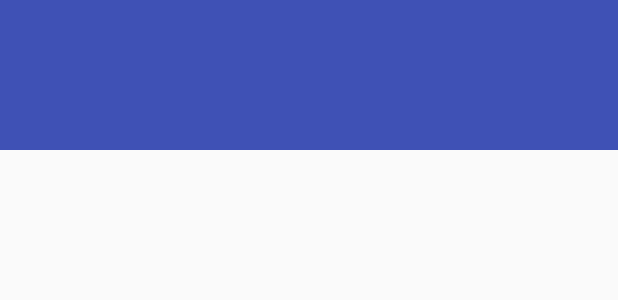
After one commit to robindarby/PopularMovies, an Android app: the layout activity_movie_details.xml on its own in the app's theme, with its tools: preview values and no code run, on a phone screen of 412 x 824 dp. The commit adds this screen. Shown: the top 300 px of the screen. Run offline under Robolectric (Android 15) with nearby library versions, the phone set to English and light mode, and no system bars; network calls fail.

Commit message:
Movie details activity

```diff
--- a/app/src/main/AndroidManifest.xml
+++ b/app/src/main/AndroidManifest.xml
@@ -18,6 +18,10 @@
                 <category android:name="android.intent.category.LAUNCHER" />
             </intent-filter>
         </activity>
+
+        <activity android:name=".MovieDetailsActivity">
+
+        </activity>
     </application>
 
 </manifest>
--- /dev/null
+++ b/app/src/main/res/layout/activity_movie_details.xml
@@ -0,0 +1,73 @@
+<?xml version="1.0" encoding="utf-8"?>
+<RelativeLayout xmlns:android="http://schemas.android.com/apk/res/android"
+    android:orientation="vertical"
+    android:layout_width="match_parent"
+    android:layout_height="match_parent">
+
+    <RelativeLayout
+        android:id="@+id/title_layout"
+        android:layout_width="match_parent"
+        android:layout_height="100dp"
+        android:background="@color/primary">
+
+        <TextView
+            android:id="@+id/title_textView"
+            android:textColor="@color/primary_text"
+            android:layout_width="wrap_content"
+            android:layout_height="wrap_content"
+            android:layout_centerHorizontal="true"
+            android:layout_centerVertical="true"
+            android:textSize="30sp"/>
+
+    </RelativeLayout>
+
+    <RelativeLayout
+        android:id="@+id/movie_details_layout"
+        android:layout_width="match_parent"
+        android:layout_height="wrap_content"
+        android:layout_below="@+id/title_layout"
+        android:layout_marginTop="10dp"
+        android:layout_marginRight="10dp"
+        android:layout_marginLeft="10dp">
+        <ImageView
+            android:id="@+id/poster_imageView"
+            android:layout_width="wrap_content"
+            android:layout_height="wrap_content" />
+
+        <RelativeLayout
+            android:layout_width="wrap_content"
+            android:layout_height="wrap_content"
+            android:layout_marginLeft="10dp"
+            android:layout_toRightOf="@id/poster_imageView">
+
+            <TextView
+                android:id="@+id/release_date_textView"
+                android:layout_width="wrap_content"
+                android:layout_height="wrap_content" />
+
+            <TextView
+                android:id="@+id/rating_textView"
+                android:layout_width="wrap_content"
+                android:layout_height="wrap_content"
+                android:layout_below="@+id/release_date_textView"/>
+
+        </RelativeLayout>
+    </RelativeLayout>
+
+    <RelativeLayout
+        android:layout_width="match_parent"
+        android:layout_height="wrap_content"
+        android:layout_below="@+id/movie_details_layout"
+        android:layout_marginTop="10dp"
+        android:layout_marginRight="10dp"
+        android:layout_marginLeft="10dp">
+
+        <TextView
+            android:id="@+id/summary_textView"
+            android:layout_width="wrap_content"
+            android:layout_height="wrap_content"/>
+
+    </RelativeLayout>
+
+
+</RelativeLayout>
--- /dev/null
+++ b/app/src/main/res/values/colors.xml
@@ -0,0 +1,7 @@
+<?xml version="1.0" encoding="utf-8"?>
+<resources>
+    <color name="primary">#3f51b5</color>
+    <color name="primary_dark">#303f9f</color>
+    <color name="accent">#c5cae9</color>
+    <color name="primary_text">#ffffff</color>
+</resources>
```
Also changed, not shown: app/src/main/java/robindarby/com/popularmovies/MainActivity.java (+7 -4 lines), app/src/main/java/robindarby/com/popularmovies/MovieDetailsActivity.java (added, +45 -0 lines), app/src/main/java/robindarby/com/popularmovies/models/Movie.java (+4 -10 lines).
